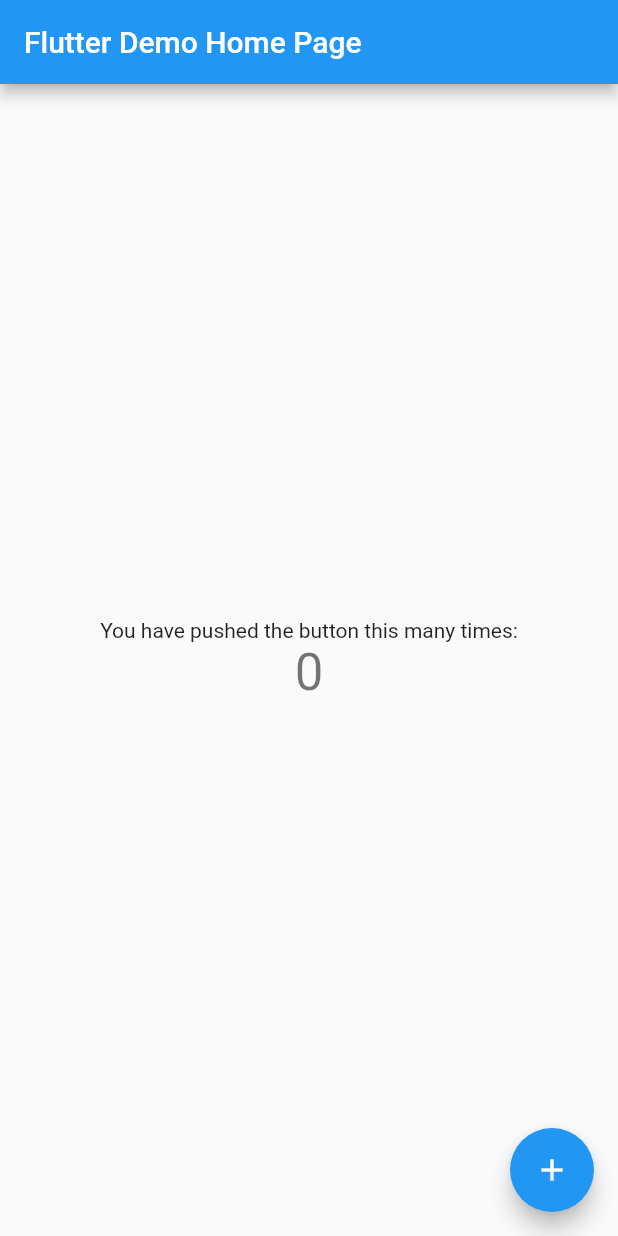
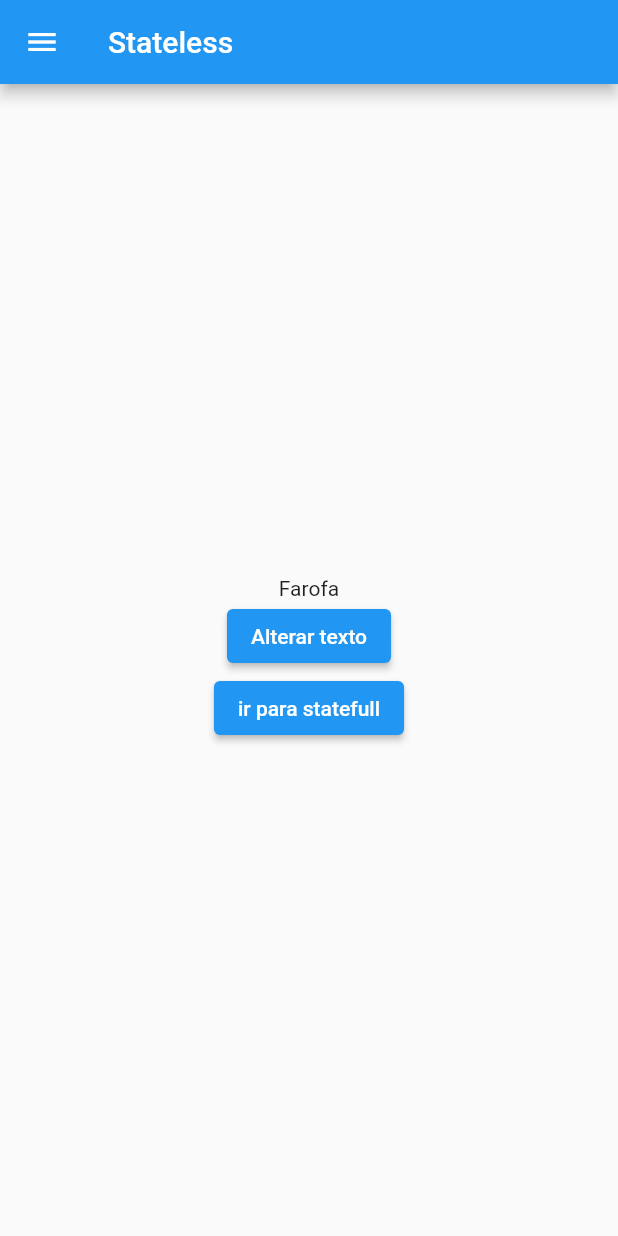
Before and after one commit to pdr-dev71/dart-week-8-introducao-flutter, a Flutter app: the screen it shows after launch, on a phone screen of 412 x 824 dp. Run offline on Flutter 3.47's test engine with Material 2 defaults, Android fonts, the phone set to English and light mode, and no system bars.

Commit message:
added navigation and states

```diff
--- /dev/null
+++ b/lib/home.dart
@@ -0,0 +1,34 @@
+import 'package:flutter/material.dart';
+
+class Home extends StatelessWidget {
+  const Home({Key? key}) : super(key: key);
+
+  @override
+  Widget build(BuildContext context) {
+    return Scaffold(
+      drawer: const Drawer(),
+      appBar: AppBar(
+        title: const Text('Stateless'),
+      ),
+      body: Center(
+        child: Column(
+          mainAxisAlignment: MainAxisAlignment.center,
+          children: [
+            const Text('Farofa'),
+            ElevatedButton(
+              onPressed: () {},
+              child: const Text('Alterar texto'),
+            ),
+            ElevatedButton(
+              onPressed: () {
+                //Navigator.of(context).pushNamed('stateful');
+                Navigator.pushNamed(context, 'stateful');
+              },
+              child: const Text('ir para statefull'),
+            )
+          ],
+        ),
+      ),
+    );
+  }
+}
--- a/lib/main.dart
+++ b/lib/main.dart
@@ -1,4 +1,6 @@
 import 'package:flutter/material.dart';
+import 'package:introducao_flutter/home.dart';
+import 'package:introducao_flutter/home_page_stateful.dart';
 
 void main() {
   runApp(const MyApp());
@@ -7,109 +9,17 @@ void main() {
 class MyApp extends StatelessWidget {
   const MyApp({Key? key}) : super(key: key);
 
-  // This widget is the root of your application.
   @override
   Widget build(BuildContext context) {
     return MaterialApp(
       title: 'Flutter Demo',
       theme: ThemeData(
-        // This is the theme of your application.
-        //
-        // Try running your application with "flutter run". You'll see the
-        // application has a blue toolbar. Then, without quitting the app, try
-        // changing the primarySwatch below to Colors.green and then invoke
-        // "hot reload" (press "r" in the console where you ran "flutter run",
-        // or simply save your changes to "hot reload" in a Flutter IDE).
-        // Notice that the counter didn't reset back to zero; the application
-        // is not restarted.
         primarySwatch: Colors.blue,
       ),
-      home: const MyHomePage(title: 'Flutter Demo Home Page'),
+      routes: {
+        '/': ((context) => const Home()),
+        'stateful': (context) => const HomePageStateful(),
+      },
     );
   }
 }
-
-class MyHomePage extends StatefulWidget {
-  const MyHomePage({Key? key, required this.title}) : super(key: key);
-
-  // This widget is the home page of your application. It is stateful, meaning
-  // that it has a State object (defined below) that contains fields that affect
-  // how it looks.
-
-  // This class is the configuration for the state. It holds the values (in this
-  // case the title) provided by the parent (in this case the App widget) and
-  // used by the build method of the State. Fields in a Widget subclass are
-  // always marked "final".
-
-  final String title;
-
-  @override
-  State<MyHomePage> createState() => _MyHomePageState();
-}
-
-class _MyHomePageState extends State<MyHomePage> {
-  int _counter = 0;
-
-  void _incrementCounter() {
-    setState(() {
-      // This call to setState tells the Flutter framework that something has
-      // changed in this State, which causes it to rerun the build method below
-      // so that the display can reflect the updated values. If we changed
-      // _counter without calling setState(), then the build method would not be
-      // called again, and so nothing would appear to happen.
-      _counter++;
-    });
-  }
-
-  @override
-  Widget build(BuildContext context) {
-    // This method is rerun every time setState is called, for instance as done
-    // by the _incrementCounter method above.
-    //
-    // The Flutter framework has been optimized to make rerunning build methods
-    // fast, so that you can just rebuild anything that needs updating rather
-    // than having to individually change instances of widgets.
-    return Scaffold(
-      appBar: AppBar(
-        // Here we take the value from the MyHomePage object that was created by
-        // the App.build method, and use it to set our appbar title.
-        title: Text(widget.title),
-      ),
-      body: Center(
-        // Center is a layout widget. It takes a single child and positions it
-        // in the middle of the parent.
-        child: Column(
-          // Column is also a layout widget. It takes a list of children and
-          // arranges them vertically. By default, it sizes itself to fit its
-          // children horizontally, and tries to be as tall as its parent.
-          //
-          // Invoke "debug painting" (press "p" in the console, choose the
-          // "Toggle Debug Paint" action from the Flutter Inspector in Android
-          // Studio, or the "Toggle Debug Paint" command in Visual Studio Code)
-          // to see the wireframe for each widget.
-          //
-          // Column has various properties to control how it sizes itself and
-          // how it positions its children. Here we use mainAxisAlignment to
-          // center the children vertically; the main axis here is the vertical
-          // axis because Columns are vertical (the cross axis would be
-          // horizontal).
-          mainAxisAlignment: MainAxisAlignment.center,
-          children: <Widget>[
-            const Text(
-              'You have pushed the button this many times:',
-            ),
-            Text(
-              '$_counter',
-              style: Theme.of(context).textTheme.headline4,
-            ),
-          ],
-        ),
-      ),
-      floatingActionButton: FloatingActionButton(
-        onPressed: _incrementCounter,
-        tooltip: 'Increment',
-        child: const Icon(Icons.add),
-      ), // This trailing comma makes auto-formatting nicer for build methods.
-    );
-  }
-}
```
Also changed, not shown: lib/home_page_stateful.dart (added, +36 -0 lines), lib/produto_page.dart (added, +20 -0 lines).
